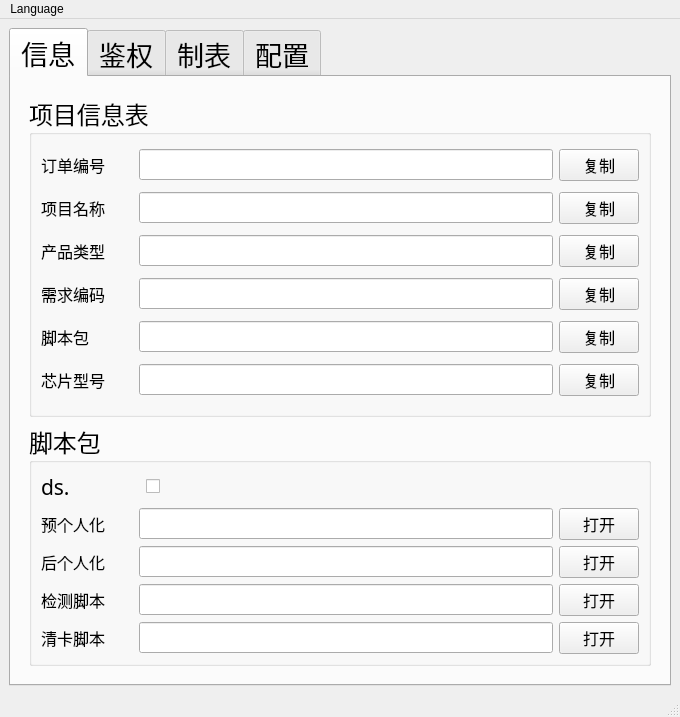
The window that res/ui/main_window.ui (zelviner/data-handler) describes before a commit, drawn with Qt 5.
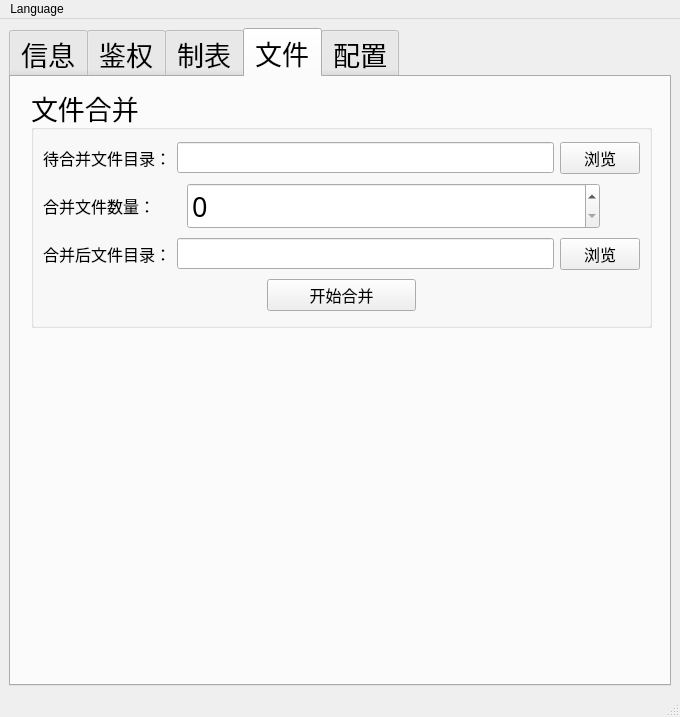
The same window after the commit. The open tabs and pages were chosen to show the change.

Commit message: feat(form): 新增起始SN开始生成金融打印数据表

The edit to the form file:
```diff
--- a/res/ui/main_window.ui
+++ b/res/ui/main_window.ui
@@ -1732,6 +1732,182 @@
         </item>
        </layout>
       </widget>
+      <widget class="QWidget" name="tab_5">
+       <attribute name="title">
+        <string>文件</string>
+       </attribute>
+       <widget class="QGroupBox" name="groupBox_6">
+        <property name="geometry">
+         <rect>
+          <x>20</x>
+          <y>10</y>
+          <width>621</width>
+          <height>241</height>
+         </rect>
+        </property>
+        <property name="title">
+         <string>文件合并</string>
+        </property>
+        <layout class="QVBoxLayout" name="verticalLayout_14">
+         <item>
+          <layout class="QHBoxLayout" name="horizontalLayout_23" stretch="2,7,1">
+           <item>
+            <widget class="QLabel" name="label_6">
+             <property name="font">
+              <font>
+               <family>微软雅黑</family>
+               <pointsize>12</pointsize>
+              </font>
+             </property>
+             <property name="text">
+              <string>待合并文件目录：</string>
+             </property>
+            </widget>
+           </item>
+           <item>
+            <widget class="QLineEdit" name="source_merge_dir_line_edit">
+             <property name="font">
+              <font>
+               <family>微软雅黑</family>
+               <pointsize>12</pointsize>
+              </font>
+             </property>
+            </widget>
+           </item>
+           <item>
+            <widget class="QPushButton" name="open_source_merge_dir_btn">
+             <property name="font">
+              <font>
+               <family>微软雅黑</family>
+               <pointsize>12</pointsize>
+              </font>
+             </property>
+             <property name="text">
+              <string>浏览</string>
+             </property>
+            </widget>
+           </item>
+          </layout>
+         </item>
+         <item>
+          <layout class="QHBoxLayout" name="horizontalLayout_30" stretch="2,6,0">
+           <item>
+            <widget class="QLabel" name="label_9">
+             <property name="font">
+              <font>
+               <family>微软雅黑</family>
+               <pointsize>12</pointsize>
+              </font>
+             </property>
+             <property name="text">
+              <string>合并文件数量：</string>
+             </property>
+            </widget>
+           </item>
+           <item>
+            <widget class="QSpinBox" name="merge_file_count_spin_box"/>
+           </item>
+           <item>
+            <spacer name="horizontalSpacer_4">
+             <property name="orientation">
+              <enum>Qt::Horizontal</enum>
+             </property>
+             <property name="sizeHint" stdset="0">
+              <size>
+               <width>40</width>
+               <height>20</height>
+              </size>
+             </property>
+            </spacer>
+           </item>
+          </layout>
+         </item>
+         <item>
+          <layout class="QHBoxLayout" name="horizontalLayout_33" stretch="2,7,1">
+           <item>
+            <widget class="QLabel" name="label_10">
+             <property name="font">
+              <font>
+               <family>微软雅黑</family>
+               <pointsize>12</pointsize>
+              </font>
+             </property>
+             <property name="text">
+              <string>合并后文件目录：</string>
+             </property>
+            </widget>
+           </item>
+           <item>
+            <widget class="QLineEdit" name="dest_merge_dir_line_edit">
+             <property name="font">
+              <font>
+               <family>微软雅黑</family>
+               <pointsize>12</pointsize>
+              </font>
+             </property>
+            </widget>
+           </item>
+           <item>
+            <widget class="QPushButton" name="open_dest_merge_dir_btn">
+             <property name="font">
+              <font>
+               <family>微软雅黑</family>
+               <pointsize>12</pointsize>
+              </font>
+             </property>
+             <property name="text">
+              <string>浏览</string>
+             </property>
+            </widget>
+           </item>
+          </layout>
+         </item>
+         <item>
+          <layout class="QHBoxLayout" name="horizontalLayout_54" stretch="3,2,3">
+           <item>
+            <spacer name="horizontalSpacer_5">
+             <property name="orientation">
+              <enum>Qt::Horizontal</enum>
+             </property>
+             <property name="sizeHint" stdset="0">
+              <size>
+               <width>40</width>
+               <height>20</height>
+              </size>
+             </property>
+            </spacer>
+           </item>
+           <item>
+            <widget class="QPushButton" name="start_merge_file_btn">
+             <property name="font">
+              <font>
+               <family>微软雅黑</family>
+               <pointsize>12</pointsize>
+              </font>
+             </property>
+             <property name="text">
+              <string>开始合并</string>
+             </property>
+            </widget>
+           </item>
+           <item>
+            <spacer name="horizontalSpacer_6">
+             <property name="orientation">
+              <enum>Qt::Horizontal</enum>
+             </property>
+             <property name="sizeHint" stdset="0">
+              <size>
+               <width>40</width>
+               <height>20</height>
+              </size>
+             </property>
+            </spacer>
+           </item>
+          </layout>
+         </item>
+        </layout>
+       </widget>
+      </widget>
       <widget class="QWidget" name="tab_3">
        <attribute name="title">
         <string>配置</string>
```
Left out of the diff: 2 changed lines with no effect on the pictures. The commit also changes 9 other files.
